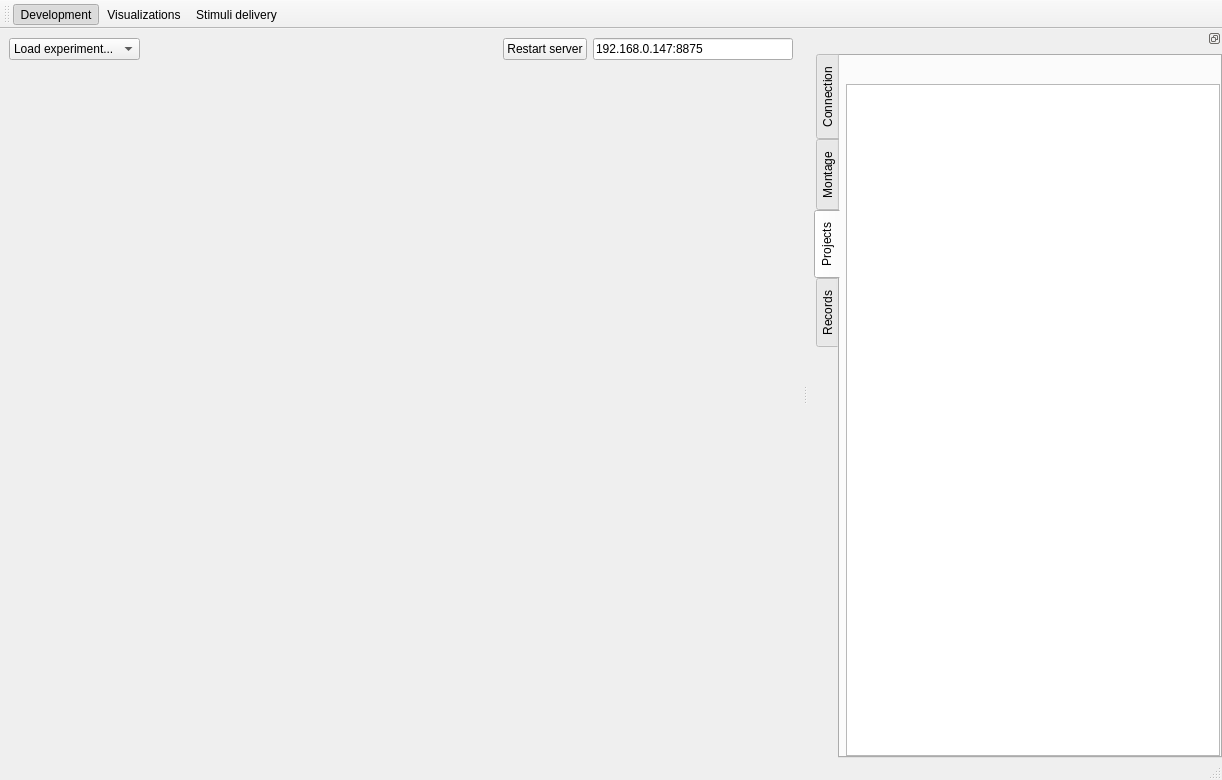
This is bci_framework/qtgui/main.ui in UN-GCPDS/bci-framework as Qt 5 draws it before an edit. The edited form follows.
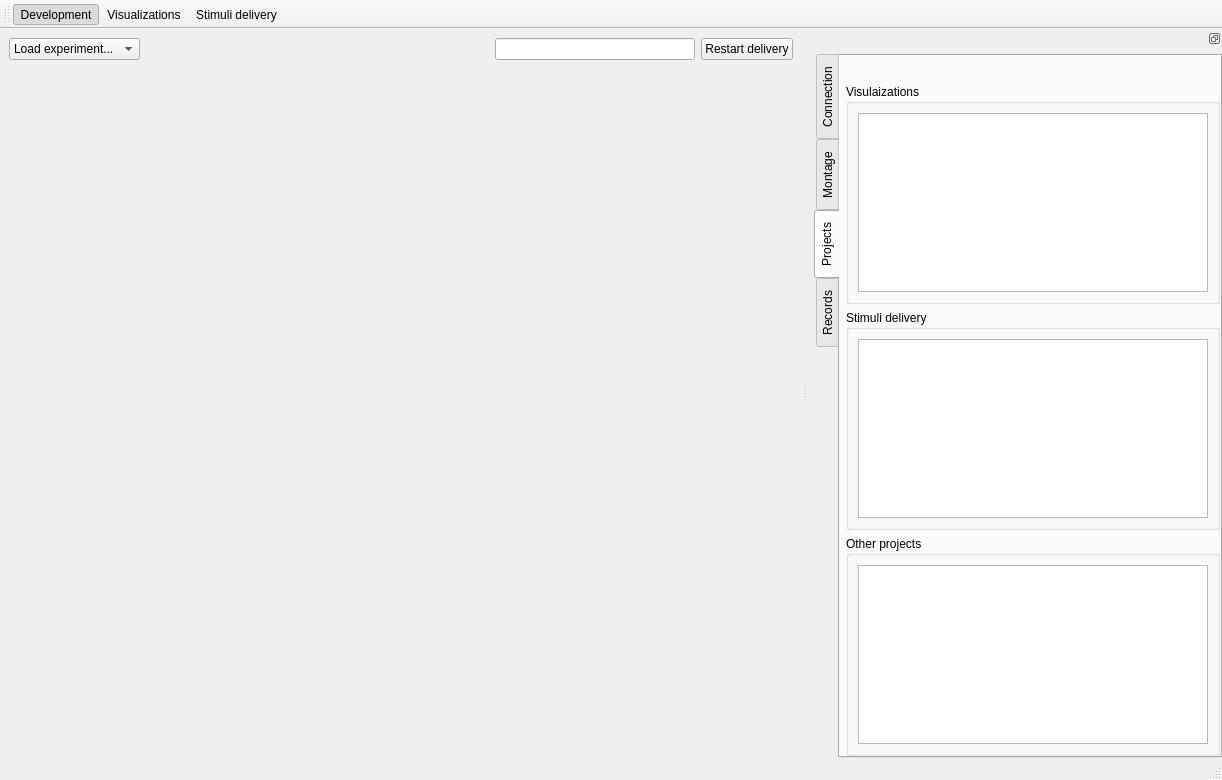
This is the edited form. The open tabs and pages were chosen to show the change. Icons and pictures are not drawn.

```diff
--- a/bci_framework/qtgui/main.ui
+++ b/bci_framework/qtgui/main.ui
@@ -83,13 +83,6 @@
             </property>
            </spacer>
           </item>
-          <item>
-           <widget class="QPushButton" name="pushButton_13">
-            <property name="text">
-             <string>Restart server</string>
-            </property>
-           </widget>
-          </item>
           <item>
            <widget class="QLineEdit" name="lineEdit_stimuli_ip">
             <property name="minimumSize">
@@ -105,13 +98,20 @@
              </size>
             </property>
             <property name="text">
-             <string>192.168.0.147:8875</string>
+             <string/>
             </property>
             <property name="readOnly">
              <bool>true</bool>
             </property>
            </widget>
           </item>
+          <item>
+           <widget class="QPushButton" name="pushButton_13">
+            <property name="text">
+             <string>Restart delivery</string>
+            </property>
+           </widget>
+          </item>
          </layout>
         </item>
        </layout>
@@ -1306,6 +1306,52 @@
              <property name="bottomMargin">
               <number>0</number>
              </property>
+             <item row="1" column="0">
+              <widget class="QGroupBox" name="groupBox_visualizations">
+               <property name="title">
+                <string>Visulaizations</string>
+               </property>
+               <layout class="QGridLayout" name="gridLayout_22">
+                <item row="0" column="0">
+                 <widget class="QListWidget" name="listWidget_projects_visualizations">
+                  <property name="editTriggers">
+                   <set>QAbstractItemView::SelectedClicked</set>
+                  </property>
+                  <property name="iconSize">
+                   <size>
+                    <width>64</width>
+                    <height>64</height>
+                   </size>
+                  </property>
+                  <property name="movement">
+                   <enum>QListView::Static</enum>
+                  </property>
+                  <property name="flow">
+                   <enum>QListView::LeftToRight</enum>
+                  </property>
+                  <property name="isWrapping" stdset="0">
+                   <bool>true</bool>
+                  </property>
+                  <property name="resizeMode">
+                   <enum>QListView::Adjust</enum>
+                  </property>
+                  <property name="spacing">
+                   <number>15</number>
+                  </property>
+                  <property name="viewMode">
+                   <enum>QListView::IconMode</enum>
+                  </property>
+                  <property name="uniformItemSizes">
+                   <bool>true</bool>
+                  </property>
+                  <property name="itemAlignment">
+                   <set>Qt::AlignCenter</set>
+                  </property>
+                 </widget>
+                </item>
+               </layout>
+              </widget>
+             </item>
              <item row="0" column="0">
               <layout class="QHBoxLayout" name="horizontalLayout_5">
                <item>
@@ -1363,8 +1409,14 @@
                </item>
               </layout>
              </item>
-             <item row="1" column="0">
-              <widget class="QListWidget" name="listWidget_projects">
+             <item row="3" column="0">
+              <widget class="QGroupBox" name="groupBox_others">
+               <property name="title">
+                <string>Other projects</string>
+               </property>
+               <layout class="QGridLayout" name="gridLayout_30">
+                <item row="0" column="0">
+                 <widget class="QListWidget" name="listWidget_projects_others">
                <property name="editTriggers">
                 <set>QAbstractItemView::SelectedClicked</set>
                </property>
@@ -1398,6 +1450,55 @@
                <property name="itemAlignment">
                 <set>Qt::AlignCenter</set>
                </property>
+                 </widget>
+                </item>
+               </layout>
+              </widget>
+             </item>
+             <item row="2" column="0">
+              <widget class="QGroupBox" name="groupBox_delivery">
+               <property name="title">
+                <string>Stimuli delivery</string>
+               </property>
+               <layout class="QGridLayout" name="gridLayout_27">
+                <item row="0" column="0">
+                 <widget class="QListWidget" name="listWidget_projects_delivery">
+                  <property name="editTriggers">
+                   <set>QAbstractItemView::SelectedClicked</set>
+                  </property>
+                  <property name="iconSize">
+                   <size>
+                    <width>64</width>
+                    <height>64</height>
+                   </size>
+                  </property>
+                  <property name="movement">
+                   <enum>QListView::Static</enum>
+                  </property>
+                  <property name="flow">
+                   <enum>QListView::LeftToRight</enum>
+                  </property>
+                  <property name="isWrapping" stdset="0">
+                   <bool>true</bool>
+                  </property>
+                  <property name="resizeMode">
+                   <enum>QListView::Adjust</enum>
+                  </property>
+                  <property name="spacing">
+                   <number>15</number>
+                  </property>
+                  <property name="viewMode">
+                   <enum>QListView::IconMode</enum>
+                  </property>
+                  <property name="uniformItemSizes">
+                   <bool>true</bool>
+                  </property>
+                  <property name="itemAlignment">
+                   <set>Qt::AlignCenter</set>
+                  </property>
+                 </widget>
+                </item>
+               </layout>
               </widget>
              </item>
             </layout>
```
Left out of the diff: 81 changed lines with no effect on the pictures. Lines whose indentation alone changed are shown as unchanged.
